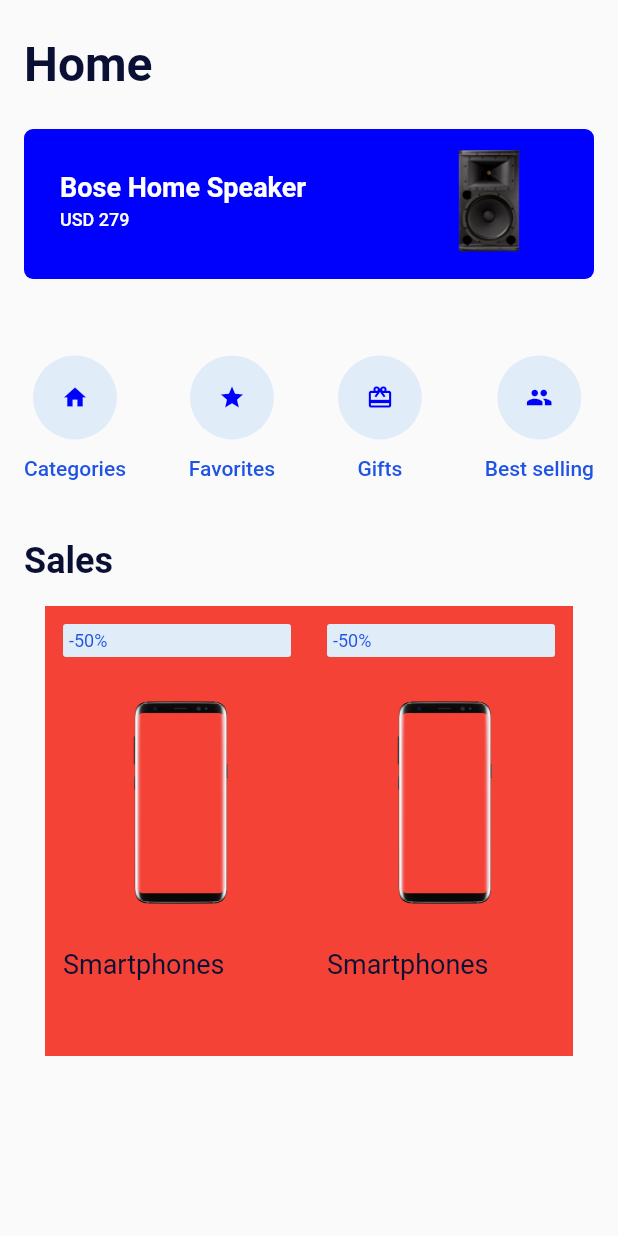
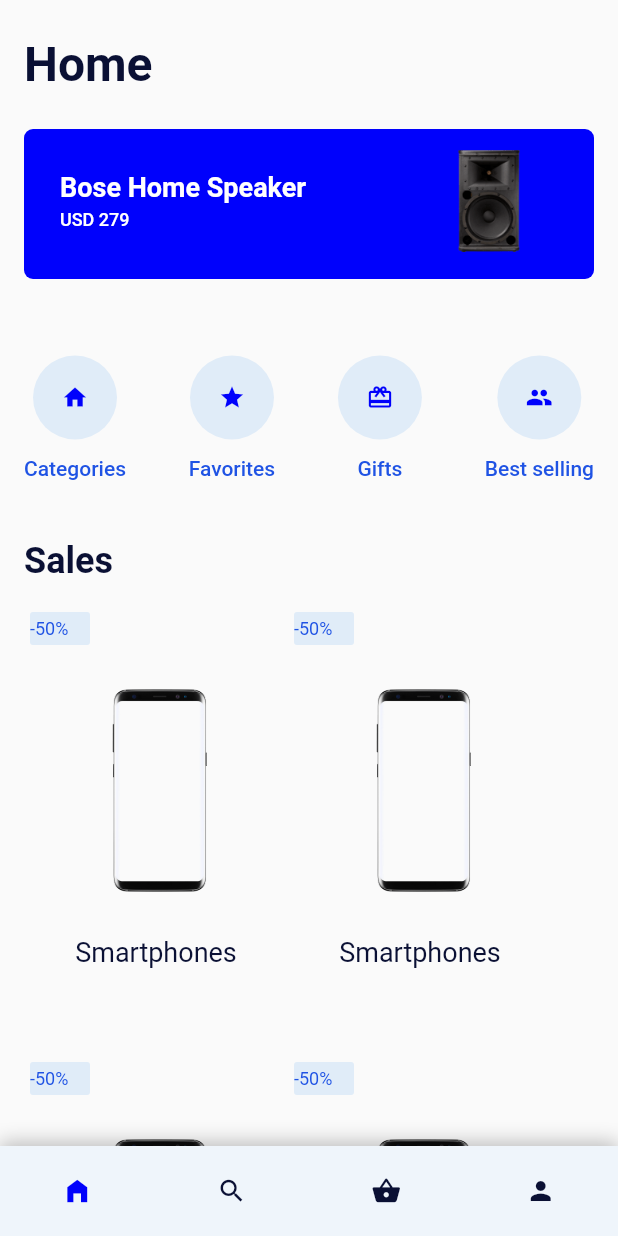
Before and after one commit to yakupc55/flutter-projects--rnekler, a Flutter app: the screen it shows after launch, on a phone screen of 412 x 824 dp. Run offline on Flutter 3.47's test engine with Material 2 defaults, Android fonts, the phone set to English and light mode, and no system bars.

Commit message:
proje yükleme
flutter projeninin son hali

```diff
--- /dev/null
+++ b/basit e-ticaret uygulaması/lib/categories.dart
@@ -0,0 +1,16 @@
+import 'package:flutter/material.dart';
+
+class CategoriesPage extends StatelessWidget {
+  @override
+  Widget build(BuildContext context) {
+    return Scaffold(
+        body: SafeArea(
+            child: Stack(
+      children: [
+        Padding(
+            padding: const EdgeInsets.symmetric(horizontal: 16.0),
+            child: ListView(children: []))
+      ],
+    )));
+  }
+}
--- a/basit e-ticaret uygulaması/lib/home.dart
+++ b/basit e-ticaret uygulaması/lib/home.dart
@@ -1,4 +1,5 @@
 import 'package:flutter/material.dart';
+import 'package:flutter_application_1/categories.dart';
 
 class HomePage extends StatefulWidget {
   @override
@@ -13,8 +14,7 @@ class _HomePageState extends State<HomePage> {
         body: SafeArea(
           child: Padding(
               padding: const EdgeInsets.symmetric(horizontal: 16.0),
-      child: Column(
-        crossAxisAlignment: CrossAxisAlignment.start,
+              child: ListView(
                 children: [
                   // Başlık
                   buidBaslik(),
@@ -29,10 +29,16 @@ class _HomePageState extends State<HomePage> {
                       mainAxisAlignment: MainAxisAlignment.spaceBetween,
                       children: [
                         // ilk eleman
-                buidNavigation(text: "Categories", icon: Icons.home),
+                        buidNavigation(
+                            text: "Categories",
+                            icon: Icons.home,
+                            widget: CategoriesPage(),
+                            context: context),
                         buidNavigation(text: "Favorites", icon: Icons.star),
-                buidNavigation(text: "Gifts", icon: Icons.card_giftcard),
-                buidNavigation(text: "Best selling", icon: Icons.people),
+                        buidNavigation(
+                            text: "Gifts", icon: Icons.card_giftcard),
+                        buidNavigation(
+                            text: "Best selling", icon: Icons.people),
                       ],
                     ),
                   ),
@@ -48,7 +54,7 @@ class _HomePageState extends State<HomePage> {
                   SizedBox(height: 16),
 
                   Row(
-            mainAxisAlignment: MainAxisAlignment.center,
+                    mainAxisAlignment: MainAxisAlignment.start,
                     children: [
                       buidSalesItem(
                           text: "Smartphones",
@@ -62,11 +68,50 @@ class _HomePageState extends State<HomePage> {
                           screenWidth: screnWidthvalue),
                     ],
                   ),
-          // sales items
+                  Row(
+                    mainAxisAlignment: MainAxisAlignment.start,
+                    children: [
+                      buidSalesItem(
+                          text: "Smartphones",
+                          photoUrl: "assets/images/phone.png",
+                          discount: "-50%",
+                          screenWidth: screnWidthvalue),
+                      buidSalesItem(
+                          text: "Smartphones",
+                          photoUrl: "assets/images/phone.png",
+                          discount: "-50%",
+                          screenWidth: screnWidthvalue),
                     ],
                   ),
+
+                  // buttom navigation bar
+                ],
+              )),
+        ),
+        bottomNavigationBar: Container(
+            decoration: BoxDecoration(boxShadow: [
+              BoxShadow(
+                  offset: Offset(0, -3),
+                  color: Colors.black.withOpacity(0.25),
+                  blurRadius: 10),
+            ], color: Color(0xffeff5fb)),
+            width: double.infinity,
+            padding: EdgeInsets.symmetric(vertical: 20),
+            //color: Color(0xffefff5fb),
+            child: Row(
+              mainAxisAlignment: MainAxisAlignment.spaceAround,
+              children: [
+                buildNavIcon(iconData: Icons.home_filled, active: true),
+                buildNavIcon(iconData: Icons.search, active: false),
+                buildNavIcon(iconData: Icons.shopping_basket, active: false),
+                buildNavIcon(iconData: Icons.person, active: false),
+              ],
             )));
   }
+
+  Widget buildNavIcon({@required IconData iconData, @required bool active}) {
+    return Icon(iconData,
+        size: 20, color: Color(active ? 0xff0001fc : 0xff0a1034));
   }
 
   Widget buidBaslik() {
@@ -86,7 +131,8 @@ Widget buildBanner() {
           width: double.infinity,
           padding: EdgeInsets.only(left: 24, right: 36, top: 14, bottom: 18),
           decoration: BoxDecoration(
-            color: Color(0xff0001fc), borderRadius: BorderRadius.circular(6.0)),
+              color: Color(0xff0001fc),
+              borderRadius: BorderRadius.circular(6.0)),
           child: Row(
             mainAxisAlignment: MainAxisAlignment.spaceBetween,
             children: [
@@ -114,6 +160,7 @@ Widget buildBanner() {
             ],
           ),
         ));
+  }
 }
 
 Widget buidNavigation({
@@ -159,16 +206,17 @@ Widget buidSalesItem({
   @required double screenWidth,
 }) {
   return Container(
-    color: Colors.red,
-    padding: EdgeInsets.only(left: 12, top: 12, bottom: 21, right: 12),
+    //   color: Colors.red,
+    padding: EdgeInsets.all(4),
     width: (screenWidth - 60) * 0.5,
     height: 300.0,
-    child: new ListView(
-      scrollDirection: Axis.vertical,
+    child: Column(
+      crossAxisAlignment: CrossAxisAlignment.start,
       children: [
         // %50
         Container(
-          padding: EdgeInsets.all(4),
+          padding: EdgeInsets.only(top: 4, left: 0, right: 4, bottom: 4),
+          width: 40,
           decoration: BoxDecoration(
               borderRadius: BorderRadius.circular(2), color: Color(0xffe0ecf8)),
           child: Text(discount,
@@ -184,7 +232,9 @@ Widget buidSalesItem({
         )),
         SizedBox(height: 22),
         //ismi
-        Text(text, style: TextStyle(fontSize: 18, color: Color(0xff0a1034))),
+        Center(
+            child: Text(text,
+                style: TextStyle(fontSize: 18, color: Color(0xff0a1034)))),
       ],
     ),
   );
```
Lines whose indentation alone changed are shown as unchanged.
